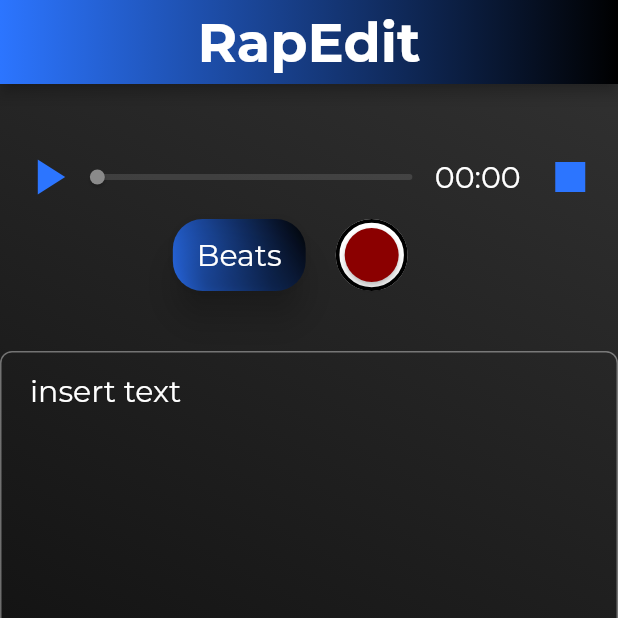
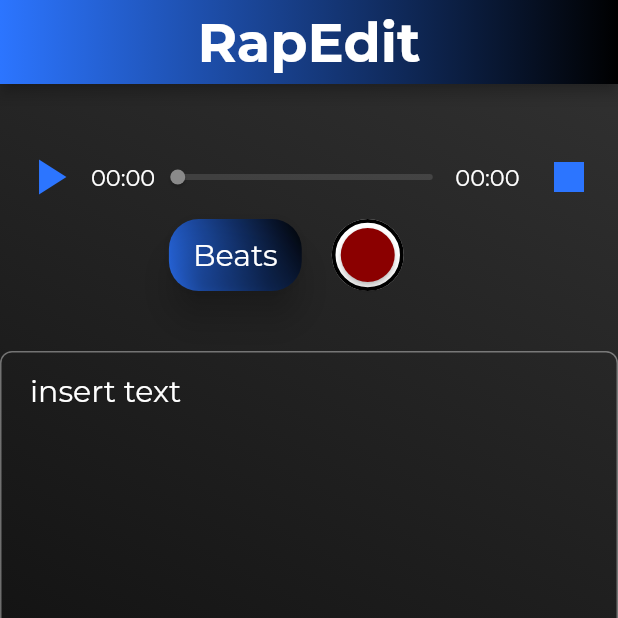
Before and after one commit to Catonzio/rap_edit, a Flutter app: the WritingPage screen opened directly, on a phone screen of 412 x 824 dp, the top half of it. Run offline on Flutter 3.47's test engine with Material 2 defaults, Android fonts, the phone set to English and light mode, and no system bars; our stand-ins replace audioplayers, file_picker, gradient_app_bar, permission_handler, shared_preferences; missing offline and left inert: audio_recorder, flutter_audio_recorder, share_extend; accounts and stored records are empty; project files that could hold a hidden picture were left out.

Commit message:
aggiunta la durata totale del beat in play; aggiustato il recording

```diff
--- a/lib/custom_widgets/AudioPlayerWidget.dart
+++ b/lib/custom_widgets/AudioPlayerWidget.dart
@@ -29,7 +29,7 @@ class AudioPlayerWidgetState extends State<AudioPlayerWidget> {
   static Duration position;
 
   static IconData playPauseIcon = Icons.play_arrow;
-  TextStyle textStyle = new TextStyle(color: MyColors.textColor);
+  TextStyle textStyle = new TextStyle(color: MyColors.textColor, fontSize: 15);
 
   @override
   void initState() {
@@ -115,7 +115,7 @@ class AudioPlayerWidgetState extends State<AudioPlayerWidget> {
           min: 0.0,
           max: duration.inSeconds.toDouble() + 0.1,
           divisions: 300,
-          label: getPositionFormatted(),
+          label: getDurationFormatted(position),
           activeColor: Theme.of(context).primaryColor,
           onChanged: (double value) {
             setState(() {
@@ -136,13 +136,10 @@ class AudioPlayerWidgetState extends State<AudioPlayerWidget> {
     Navigator.popAndPushNamed(context, ChoosingBeatsPage.routeName);
   }
 
-  /// Returns the current position of the player displayed as 'minute':'seconds'
-  String getPositionFormatted() {
-    String pos;
-    if(position != null)
-      pos = position.toString();
-    else
-      pos = Duration().toString();
+  /// Returns the Duration displayed as 'minute':'seconds'
+  String getDurationFormatted(Duration dur) {
+    //se dur è != null, ritorna dur.toString(); altrimenti, Duration().toString()
+    String pos = dur?.toString() ?? Duration().toString();
     return pos.substring(pos.indexOf(":") + 1, pos.lastIndexOf("."));
   }
 
@@ -225,18 +222,21 @@ class AudioPlayerWidgetState extends State<AudioPlayerWidget> {
                     iconSize: 40,
                     onPressed: () => { playPause() },
                   ),
-                  //Container(width: 10.0,),
+                  Text(
+                    getDurationFormatted(position),
+                    style: textStyle,
+                  ),
+                  Container(width: 10.0,),
                   Container(
-                    width: 220,
+                    width: 180,
                     child: createSlider(),
                   ),
-                  Container(
-                    width: 10,
+                  Container(width: 10.0,),
+                  Text(
+                      getDurationFormatted(duration),
+                      style: textStyle,
                   ),
-                  Text(
-                    getPositionFormatted(),
-                    style: textStyle,
-                  ),
+
                   Container(width: 5,),
                   IconButton(
                     icon: Icon(Icons.stop, color: MyColors.startElementColor),
--- a/lib/custom_widgets/OtherRecorderWidget.dart
+++ b/lib/custom_widgets/OtherRecorderWidget.dart
@@ -21,7 +21,7 @@ class OtherRecorderWidgetState extends State<OtherRecorderWidget> {
 
   String cuntdownString = "";
   Timer cuntdownTimer;
-  IconData registerIcon;
+  //IconData registerIcon;
 
   FlutterAudioRecorder _recorder;
   Recording _recording;
@@ -31,7 +31,6 @@ class OtherRecorderWidgetState extends State<OtherRecorderWidget> {
   @override
   void initState() {
     super.initState();
-    registerIcon = Icons.play_arrow;
   }
 
   @override
@@ -85,7 +84,7 @@ class OtherRecorderWidgetState extends State<OtherRecorderWidget> {
         children: <Widget>[
           registerButton,
           Container(width: 5,),
-          Text(cuntdownString)
+          Text("${getRecordingText()}")
         ],
       ),
     );
@@ -93,8 +92,23 @@ class OtherRecorderWidgetState extends State<OtherRecorderWidget> {
 
   mySetState(String str) {
     setState(() {
-      cuntdownString = str;
+      cuntdownString = str ?? "";
     });
+  }
+
+  String getRecordingText() {
+    try {
+      return int.parse(cuntdownString) != null ? cuntdownString : "";
+    } catch(ex) {
+      return cuntdownString + " " + getDurationFormatted(_recording?.duration);
+    }
+  }
+
+  /// Returns the Duration displayed as 'minute':'seconds'
+  String getDurationFormatted(Duration dur) {
+    //se dur è != null, ritorna dur.toString(); altrimenti, Duration().toString()
+    String pos = dur?.toString() ?? "";
+    return pos.contains(":") ? pos.substring(pos.indexOf(":") + 1, pos.lastIndexOf(".")) : pos;
   }
 
   startCountdown() async {
@@ -120,12 +134,10 @@ class OtherRecorderWidgetState extends State<OtherRecorderWidget> {
   void startStopRecording() async {
     if(_recording.status == RecordingStatus.Recording) {
       stopRecording();
-      mySetState("");
-      updateIcon(Icons.play_arrow);
+      mySetState("stopped");
     }
     else if(_recording.status == RecordingStatus.Initialized) {
       startRecording();
-      updateIcon(Icons.pause);
     }
   }
 
@@ -160,7 +172,7 @@ class OtherRecorderWidgetState extends State<OtherRecorderWidget> {
     if(SongSingleton.instance.currentSong != null) {
       controller.text = SongSingleton.instance.currentSong.title;
     }
-    if(recordingName == null) {
+    if(recordingName == null || _recording?.status == RecordingStatus.Stopped) {
       Widget alert = CstmAlertDialog(
         dialogTitle: "Recording",
         continueText: "Ok",
@@ -199,10 +211,5 @@ class OtherRecorderWidgetState extends State<OtherRecorderWidget> {
     }
   }
 
-  void updateIcon(IconData icon) {
-    setState(() {
-      registerIcon = icon;
-    });
-  }
 
 }
--- a/lib/pages/WritingPage.dart
+++ b/lib/pages/WritingPage.dart
@@ -65,7 +65,6 @@ class WritingPageState extends State<WritingPage> with AutomaticKeepAliveClientM
     } else {
       titleText = Text("RapEdit", style: Theme.of(context).textTheme.title, textAlign: TextAlign.center,);
     }
-
 
     return Scaffold(
       //key: secondPageScaffold,
```
